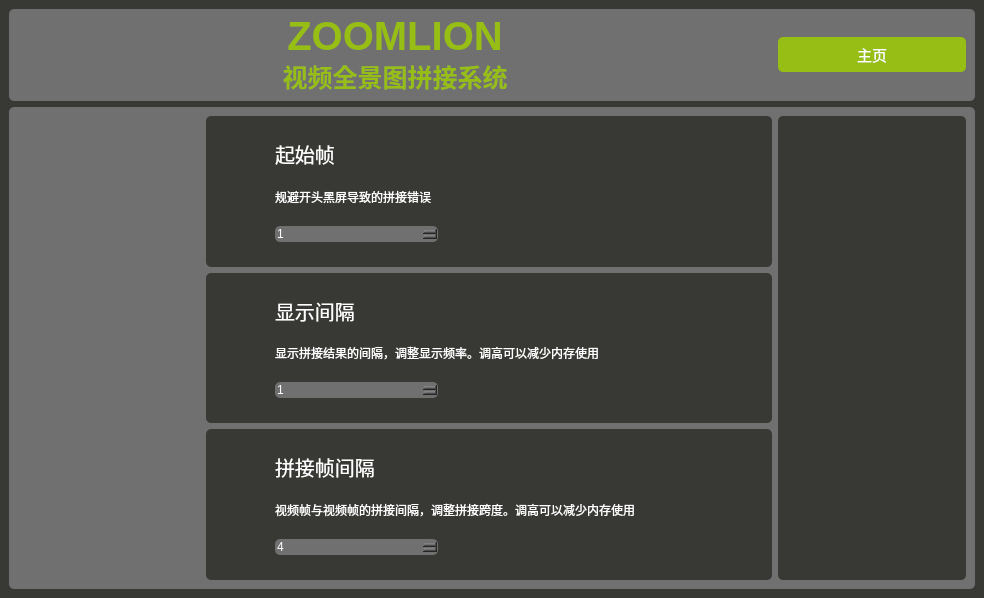
First picture: the form in setting.ui, repository HenryTANG0520/Panorama_Stiching, before the edit.
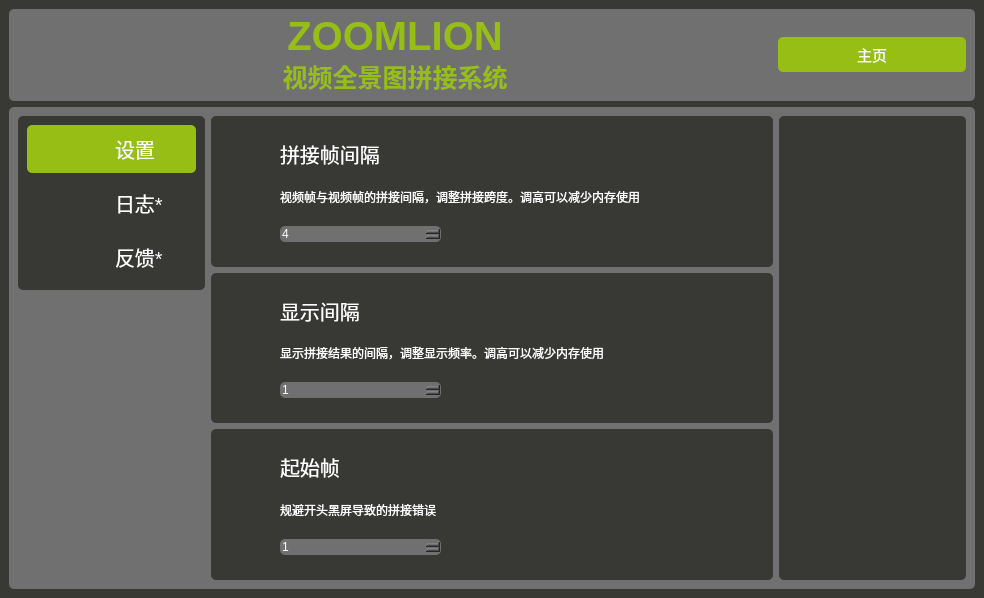
Second picture: the form after the edit. Icons and pictures are not drawn.

Commit message: 更新了设置与主页的ui

Diff of the .ui file:
```diff
--- a/setting.ui
+++ b/setting.ui
@@ -20,10 +20,7 @@
 	border-radius: 5px;
 	color: white
 }
-QSpinBox{
-	background-color:#707070;
-}
-QGroupBox{
+QGroupBox, QSpinBox{
 	background-color:#707070
 }
 #top_info_window{
@@ -61,12 +58,20 @@
 	height: 35px;
 	border:5px solid white;
 }
-#heading_1, #heading_2, #heading_3{
+#heading_1, #heading_2, #heading_3, #setting_text, #log_text, #feedback_text{
 	font-size:20px;
 }
-#groupBox_3, #groupBox_4, #groupBox_5{
+#groupBox_3, #groupBox_4, #groupBox_5, #groupBox_6, #groupBox_7{
 	background-color: #383934 ;
-}</string>
+}
+#menuContainer{
+	background-color: #383934;
+	font-size:20px;
+}
+#selected_menu, #setting_icon, #setting_text{
+	background-color: rgb(151, 190, 21);
+}
+</string>
   </property>
   <widget class="QWidget" name="centralwidget">
    <layout class="QVBoxLayout" name="verticalLayout_6">
@@ -143,242 +148,122 @@
       <property name="title">
        <string/>
       </property>
-      <layout class="QHBoxLayout" name="horizontalLayout_8" stretch="1,3,1">
+      <layout class="QHBoxLayout" name="horizontalLayout_11" stretch="1,3,1">
        <item>
-        <spacer name="horizontalSpacer_3">
-         <property name="orientation">
-          <enum>Qt::Orientation::Horizontal</enum>
-         </property>
-         <property name="sizeHint" stdset="0">
-          <size>
-           <width>185</width>
-           <height>20</height>
-          </size>
-         </property>
-        </spacer>
+        <layout class="QVBoxLayout" name="verticalLayout_9">
+         <item>
+          <widget class="QGroupBox" name="menuContainer">
+           <property name="title">
+            <string/>
+           </property>
+           <layout class="QVBoxLayout" name="verticalLayout_8">
+            <item>
+             <widget class="QGroupBox" name="selected_menu">
+              <property name="title">
+               <string/>
+              </property>
+              <layout class="QHBoxLayout" name="horizontalLayout_8">
+               <item>
+                <widget class="QLabel" name="setting_icon">
+                 <property name="text">
+                  <string/>
+                 </property>
+                 <property name="pixmap">
+                  <pixmap>icon/设置icon.png</pixmap>
+                 </property>
+                </widget>
+               </item>
+               <item>
+                <widget class="QLabel" name="setting_text">
+                 <property name="text">
+                  <string>设置</string>
+                 </property>
+                </widget>
+               </item>
+              </layout>
+             </widget>
+            </item>
+            <item>
+             <widget class="QGroupBox" name="groupBox_6">
+              <property name="title">
+               <string/>
+              </property>
+              <layout class="QHBoxLayout" name="horizontalLayout_9">
+               <item>
+                <widget class="QLabel" name="log_icon">
+                 <property name="text">
+                  <string/>
+                 </property>
+                 <property name="pixmap">
+                  <pixmap>icon/日志icon.png</pixmap>
+                 </property>
+                 <property name="alignment">
+                  <set>Qt::AlignmentFlag::AlignBottom|Qt::AlignmentFlag::AlignLeading|Qt::AlignmentFlag::AlignLeft</set>
+                 </property>
+                </widget>
+               </item>
+               <item>
+                <widget class="QLabel" name="log_text">
+                 <property name="text">
+                  <string>日志*</string>
+                 </property>
+                </widget>
+               </item>
+              </layout>
+             </widget>
+            </item>
+            <item>
+             <widget class="QGroupBox" name="groupBox_7">
+              <property name="title">
+               <string/>
+              </property>
+              <layout class="QHBoxLayout" name="horizontalLayout_10">
+               <item>
+                <widget class="QLabel" name="feedback_icon">
+                 <property name="enabled">
+                  <bool>true</bool>
+                 </property>
+                 <property name="text">
+                  <string/>
+                 </property>
+                 <property name="pixmap">
+                  <pixmap>icon/反馈icon.png</pixmap>
+                 </property>
+                 <property name="alignment">
+                  <set>Qt::AlignmentFlag::AlignBottom|Qt::AlignmentFlag::AlignLeading|Qt::AlignmentFlag::AlignLeft</set>
+                 </property>
+                </widget>
+               </item>
+               <item>
+                <widget class="QLabel" name="feedback_text">
+                 <property name="text">
+                  <string>反馈*</string>
+                 </property>
+                </widget>
+               </item>
+              </layout>
+             </widget>
+            </item>
+           </layout>
+          </widget>
+         </item>
+         <item>
+          <spacer name="verticalSpacer_10">
+           <property name="orientation">
+            <enum>Qt::Orientation::Vertical</enum>
+           </property>
+           <property name="sizeHint" stdset="0">
+            <size>
+             <width>20</width>
+             <height>40</height>
+            </size>
+           </property>
+          </spacer>
+         </item>
+        </layout>
        </item>
        <item>
         <layout class="QVBoxLayout" name="verticalLayout_5" stretch="1,1,1">
-         <item>
-          <widget class="QGroupBox" name="groupBox_5">
-           <property name="title">
-            <string/>
-           </property>
-           <layout class="QHBoxLayout" name="horizontalLayout_5" stretch="1,9">
-            <item>
-             <layout class="QVBoxLayout" name="verticalLayout_7" stretch="1,1">
-              <item>
-               <widget class="QLabel" name="label_5">
-                <property name="text">
-                 <string/>
-                </property>
-                <property name="pixmap">
-                 <pixmap>icon/输入icon.png</pixmap>
-                </property>
-               </widget>
-              </item>
-              <item>
-               <spacer name="verticalSpacer_3">
-                <property name="orientation">
-                 <enum>Qt::Orientation::Vertical</enum>
-                </property>
-                <property name="sizeHint" stdset="0">
-                 <size>
-                  <width>20</width>
-                  <height>40</height>
-                 </size>
-                </property>
-               </spacer>
-              </item>
-             </layout>
-            </item>
-            <item>
-             <layout class="QVBoxLayout" name="section_3" stretch="1,1,3,4,1">
-              <item>
-               <spacer name="verticalSpacer_5">
-                <property name="orientation">
-                 <enum>Qt::Orientation::Vertical</enum>
-                </property>
-                <property name="sizeHint" stdset="0">
-                 <size>
-                  <width>20</width>
-                  <height>40</height>
-                 </size>
-                </property>
-               </spacer>
-              </item>
-              <item>
-               <widget class="QLabel" name="heading_3">
-                <property name="text">
-                 <string>起始帧</string>
-                </property>
-               </widget>
-              </item>
-              <item>
-               <widget class="QLabel" name="label_4">
-                <property name="text">
-                 <string>规避开头黑屏导致的拼接错误</string>
-                </property>
-               </widget>
-              </item>
-              <item>
-               <layout class="QHBoxLayout" name="horizontalLayout_7" stretch="1,2">
-                <item>
-                 <widget class="QSpinBox" name="spinBox_4">
-                  <property name="minimum">
-                   <number>1</number>
-                  </property>
-                 </widget>
-                </item>
-                <item>
-                 <spacer name="horizontalSpacer_6">
-                  <property name="orientation">
-                   <enum>Qt::Orientation::Horizontal</enum>
-                  </property>
-                  <property name="sizeHint" stdset="0">
-                   <size>
-                    <width>40</width>
-                    <height>20</height>
-                   </size>
-                  </property>
-                 </spacer>
-                </item>
-               </layout>
-              </item>
-              <item>
-               <spacer name="verticalSpacer_4">
-                <property name="orientation">
-                 <enum>Qt::Orientation::Vertical</enum>
-                </property>
-                <property name="sizeHint" stdset="0">
-                 <size>
-                  <width>20</width>
-                  <height>40</height>
-                 </size>
-                </property>
-               </spacer>
-              </item>
-             </layout>
-            </item>
-           </layout>
-          </widget>
-         </item>
-         <item>
-          <widget class="QGroupBox" name="groupBox_4">
-           <property name="title">
-            <string/>
-           </property>
-           <layout class="QHBoxLayout" name="horizontalLayout_6" stretch="1,9">
-            <item>
-             <layout class="QVBoxLayout" name="verticalLayout_4" stretch="1,1">
-              <item>
-               <widget class="QLabel" name="label_2">
-                <property name="text">
-                 <string/>
-                </property>
-                <property name="pixmap">
-                 <pixmap>icon/显示间隔icon.png</pixmap>
-                </property>
-               </widget>
-              </item>
-              <item>
-               <spacer name="verticalSpacer_2">
-                <property name="orientation">
-                 <enum>Qt::Orientation::Vertical</enum>
-                </property>
-                <property name="sizeHint" stdset="0">
-                 <size>
-                  <width>20</width>
-                  <height>40</height>
-                 </size>
-                </property>
-               </spacer>
-              </item>
-             </layout>
-            </item>
-            <item>
-             <layout class="QVBoxLayout" name="section_2" stretch="1,1,3,4,1">
-              <item>
-               <spacer name="verticalSpacer_6">
-                <property name="orientation">
-                 <enum>Qt::Orientation::Vertical</enum>
-                </property>
-                <property name="sizeHint" stdset="0">
-                 <size>
-                  <width>20</width>
-                  <height>40</height>
-                 </size>
-                </property>
-               </spacer>
-              </item>
-              <item>
-               <widget class="QLabel" name="heading_2">
-                <property name="text">
-                 <string>显示间隔</string>
-                </property>
-               </widget>
-              </item>
-              <item>
-               <widget class="QLabel" name="label_3">
-                <property name="text">
-                 <string>显示拼接结果的间隔，调整显示频率。调高可以减少内存使用</string>
-                </property>
-               </widget>
-              </item>
-              <item>
-               <layout class="QHBoxLayout" name="horizontalLayout_4" stretch="1,2">
-                <item>
-                 <widget class="QSpinBox" name="spinBox_2">
-                  <property name="sizeIncrement">
-                   <size>
-                    <width>0</width>
-                    <height>0</height>
-                   </size>
-                  </property>
-                  <property name="baseSize">
-                   <size>
-                    <width>0</width>
-                    <height>0</height>
-                   </size>
-                  </property>
-                  <property name="minimum">
-                   <number>1</number>
-                  </property>
-                 </widget>
-                </item>
-                <item>
-                 <spacer name="horizontalSpacer_2">
-                  <property name="orientation">
-                   <enum>Qt::Orientation::Horizontal</enum>
-                  </property>
-                  <property name="sizeHint" stdset="0">
-                   <size>
-                    <width>40</width>
-                    <height>20</height>
-                   </size>
-                  </property>
-                 </spacer>
-                </item>
-               </layout>
-              </item>
-              <item>
-               <spacer name="verticalSpacer_7">
-                <property name="orientation">
-                 <enum>Qt::Orientation::Vertical</enum>
-                </property>
-                <property name="sizeHint" stdset="0">
-                 <size>
-                  <width>20</width>
-                  <height>40</height>
-                 </size>
-                </property>
-               </spacer>
-              </item>
-             </layout>
-            </item>
-           </layout>
-          </widget>
-         </item>
          <item>
           <widget class="QGroupBox" name="groupBox_3">
            <property name="title">
@@ -486,6 +371,226 @@
            </layout>
           </widget>
          </item>
+         <item>
+          <widget class="QGroupBox" name="groupBox_4">
+           <property name="title">
+            <string/>
+           </property>
+           <layout class="QHBoxLayout" name="horizontalLayout_6" stretch="1,9">
+            <item>
+             <layout class="QVBoxLayout" name="verticalLayout_4" stretch="1,1">
+              <item>
+               <widget class="QLabel" name="label_2">
+                <property name="text">
+                 <string/>
+                </property>
+                <property name="pixmap">
+                 <pixmap>icon/显示间隔icon.png</pixmap>
+                </property>
+               </widget>
+              </item>
+              <item>
+               <spacer name="verticalSpacer_2">
+                <property name="orientation">
+                 <enum>Qt::Orientation::Vertical</enum>
+                </property>
+                <property name="sizeHint" stdset="0">
+                 <size>
+                  <width>20</width>
+                  <height>40</height>
+                 </size>
+                </property>
+               </spacer>
+              </item>
+             </layout>
+            </item>
+            <item>
+             <layout class="QVBoxLayout" name="section_2" stretch="1,1,3,4,1">
+              <item>
+               <spacer name="verticalSpacer_6">
+                <property name="orientation">
+                 <enum>Qt::Orientation::Vertical</enum>
+                </property>
+                <property name="sizeHint" stdset="0">
+                 <size>
+                  <width>20</width>
+                  <height>40</height>
+                 </size>
+                </property>
+               </spacer>
+              </item>
+              <item>
+               <widget class="QLabel" name="heading_2">
+                <property name="text">
+                 <string>显示间隔</string>
+                </property>
+               </widget>
+              </item>
+              <item>
+               <widget class="QLabel" name="label_3">
+                <property name="text">
+                 <string>显示拼接结果的间隔，调整显示频率。调高可以减少内存使用</string>
+                </property>
+               </widget>
+              </item>
+              <item>
+               <layout class="QHBoxLayout" name="horizontalLayout_4" stretch="1,2">
+                <item>
+                 <widget class="QSpinBox" name="spinBox_2">
+                  <property name="sizeIncrement">
+                   <size>
+                    <width>0</width>
+                    <height>0</height>
+                   </size>
+                  </property>
+                  <property name="baseSize">
+                   <size>
+                    <width>0</width>
+                    <height>0</height>
+                   </size>
+                  </property>
+                  <property name="minimum">
+                   <number>1</number>
+                  </property>
+                 </widget>
+                </item>
+                <item>
+                 <spacer name="horizontalSpacer_2">
+                  <property name="orientation">
+                   <enum>Qt::Orientation::Horizontal</enum>
+                  </property>
+                  <property name="sizeHint" stdset="0">
+                   <size>
+                    <width>40</width>
+                    <height>20</height>
+                   </size>
+                  </property>
+                 </spacer>
+                </item>
+               </layout>
+              </item>
+              <item>
+               <spacer name="verticalSpacer_7">
+                <property name="orientation">
+                 <enum>Qt::Orientation::Vertical</enum>
+                </property>
+                <property name="sizeHint" stdset="0">
+                 <size>
+                  <width>20</width>
+                  <height>40</height>
+                 </size>
+                </property>
+               </spacer>
+              </item>
+             </layout>
+            </item>
+           </layout>
+          </widget>
+         </item>
+         <item>
+          <widget class="QGroupBox" name="groupBox_5">
+           <property name="title">
+            <string/>
+           </property>
+           <layout class="QHBoxLayout" name="horizontalLayout_5" stretch="1,9">
+            <item>
+             <layout class="QVBoxLayout" name="verticalLayout_7" stretch="1,1">
+              <item>
+               <widget class="QLabel" name="label_5">
+                <property name="text">
+                 <string/>
+                </property>
+                <property name="pixmap">
+                 <pixmap>icon/输入icon.png</pixmap>
+                </property>
+               </widget>
+              </item>
+              <item>
+               <spacer name="verticalSpacer_3">
+                <property name="orientation">
+                 <enum>Qt::Orientation::Vertical</enum>
+                </property>
+                <property name="sizeHint" stdset="0">
+                 <size>
+                  <width>20</width>
+                  <height>40</height>
+                 </size>
+                </property>
+               </spacer>
+              </item>
+             </layout>
+            </item>
+            <item>
+             <layout class="QVBoxLayout" name="section_3" stretch="1,1,3,4,1">
+              <item>
+               <spacer name="verticalSpacer_5">
+                <property name="orientation">
+                 <enum>Qt::Orientation::Vertical</enum>
+                </property>
+                <property name="sizeHint" stdset="0">
+                 <size>
+                  <width>20</width>
+                  <height>40</height>
+                 </size>
+                </property>
+               </spacer>
+              </item>
+              <item>
+               <widget class="QLabel" name="heading_3">
+                <property name="text">
+                 <string>起始帧</string>
+                </property>
+               </widget>
+              </item>
+              <item>
+               <widget class="QLabel" name="label_4">
+                <property name="text">
+                 <string>规避开头黑屏导致的拼接错误</string>
+                </property>
+               </widget>
+              </item>
+              <item>
+               <layout class="QHBoxLayout" name="horizontalLayout_7" stretch="1,2">
+                <item>
+                 <widget class="QSpinBox" name="spinBox_4">
+                  <property name="minimum">
+                   <number>1</number>
+                  </property>
+                 </widget>
+                </item>
+                <item>
+                 <spacer name="horizontalSpacer_6">
+                  <property name="orientation">
+                   <enum>Qt::Orientation::Horizontal</enum>
+                  </property>
+                  <property name="sizeHint" stdset="0">
+                   <size>
+                    <width>40</width>
+                    <height>20</height>
+                   </size>
+                  </property>
+                 </spacer>
+                </item>
+               </layout>
+              </item>
+              <item>
+               <spacer name="verticalSpacer_4">
+                <property name="orientation">
+                 <enum>Qt::Orientation::Vertical</enum>
+                </property>
+                <property name="sizeHint" stdset="0">
+                 <size>
+                  <width>20</width>
+                  <height>40</height>
+                 </size>
+                </property>
+               </spacer>
+              </item>
+             </layout>
+            </item>
+           </layout>
+          </widget>
+         </item>
         </layout>
        </item>
        <item>
```
Left out of the diff: 2 changed lines with no effect on the pictures. The commit also changes 3 other files.
